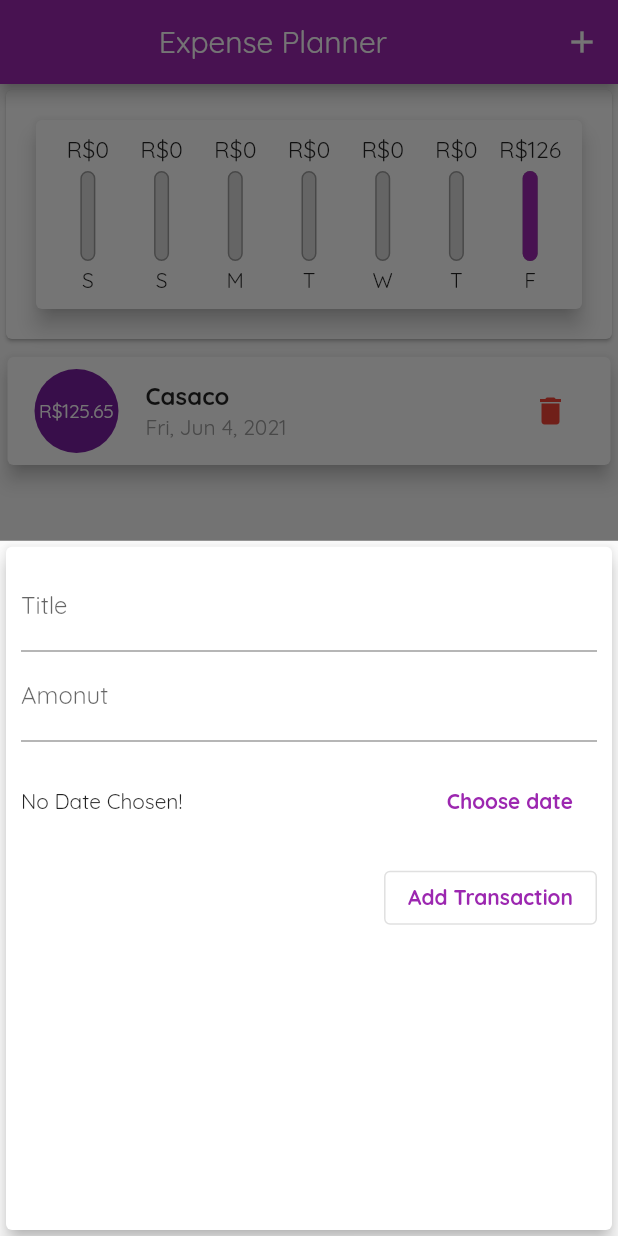
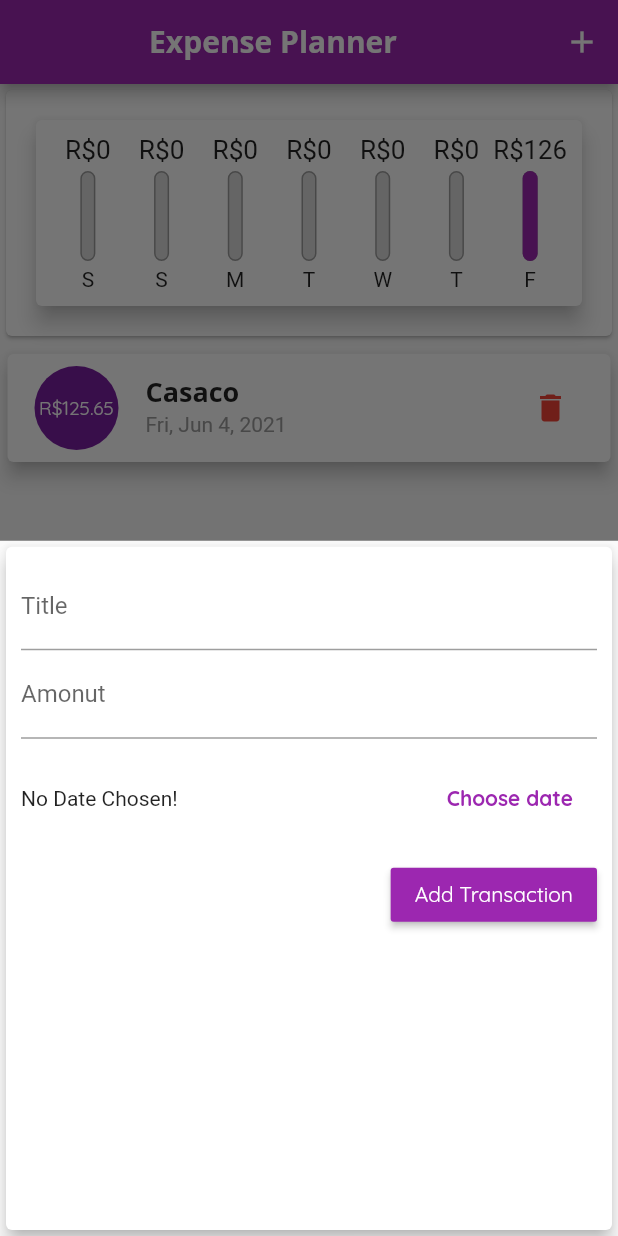
Before and after one commit to khalilpan/flutter-expense_planner, a Flutter app: the screen it shows after launch, after a tap on the "delete" icon, after a tap on the "add" icon, on a phone screen of 412 x 824 dp. Run offline on Flutter 3.47's test engine with Material 2 defaults, Android fonts, the phone set to English and light mode, and no system bars.

Commit message:
Configuring Theme of app

```diff
--- a/lib/main.dart
+++ b/lib/main.dart
@@ -20,6 +20,21 @@ class MyApp extends StatelessWidget {
         primarySwatch: Colors.purple,
         accentColor: Colors.blue,
         fontFamily: 'QuickSand',
+        textTheme: ThemeData.light().textTheme.copyWith(
+              title: TextStyle(
+                fontFamily: 'OpenSans',
+                fontWeight: FontWeight.bold,
+                fontSize: 18,
+              ),
+              button: TextStyle(color: Colors.white),
+            ),
+        appBarTheme: AppBarTheme(
+            textTheme: ThemeData.light().textTheme.copyWith(
+                    title: TextStyle(
+                  fontFamily: 'OpenSans',
+                  fontSize: 20,
+                  fontWeight: FontWeight.bold,
+                ))),
       ),
     );
   }
--- a/lib/widgets/new_transactions.dart
+++ b/lib/widgets/new_transactions.dart
@@ -65,16 +65,12 @@ class _NewTransactionState extends State<NewTransaction> {
                 ],
               ),
             ),
-            OutlinedButton(
-              onPressed: () {
-                _submitData();
-              },
-              // textColor: Theme.of(context).primaryColor,
+            RaisedButton(
+              onPressed: _submitData,
+              textColor: Theme.of(context).textTheme.button!.color,
+              color: Theme.of(context).primaryColor,
               child: Text(
                 'Add Transaction',
-                style: TextStyle(
-                  fontWeight: FontWeight.bold,
-                ),
               ),
             )
           ],
--- a/lib/widgets/transaction_list.dart
+++ b/lib/widgets/transaction_list.dart
@@ -18,8 +18,11 @@ class TransactionList extends StatelessWidget {
       child: userTransactions.isEmpty
           ? Column(
               // mainAxisAlignment: MainAxisAlignment.spaceEvenly,
-              children: <Widget>[
-                Text('No transactions added yet!'),
+              children: [
+                Text(
+                  'No transactions added yet!',
+                  style: Theme.of(context).textTheme.title,
+                ),
                 SizedBox(
                   height: 20,
                 ),
@@ -53,10 +56,7 @@ class TransactionList extends StatelessWidget {
                     ),
                     title: Text(
                       userTransactions[index].title,
-                      style: TextStyle(
-                        fontWeight: FontWeight.bold,
-                        fontSize: 16,
-                      ),
+                      style: Theme.of(context).textTheme.title,
                     ),
                     subtitle: Text(
                       DateFormat()
```
